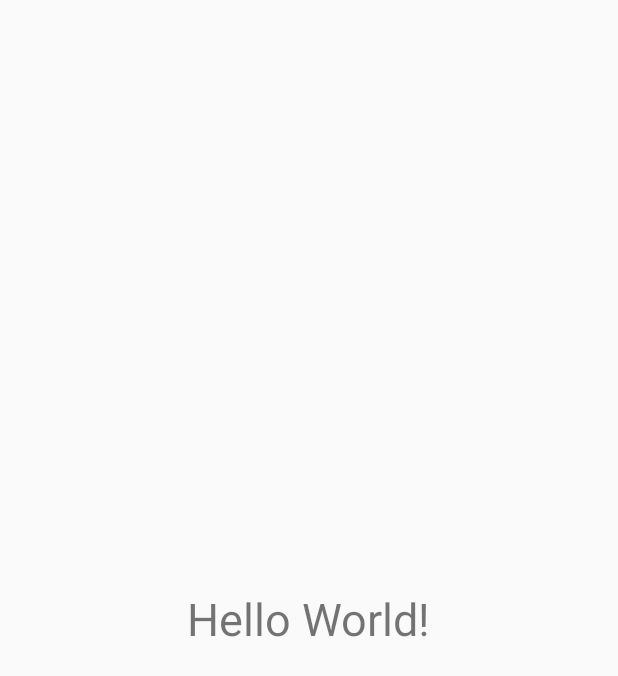
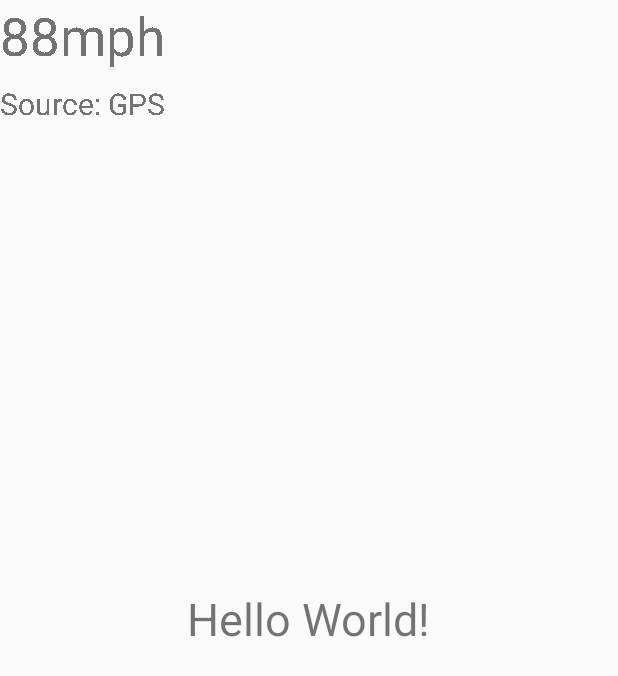
Before and after one commit to wentam/OBC, an Android app: the screen it shows after launch (MainActivity), on a phone screen of 412 x 824 dp. Shown: the top 676 px of the screen. Run offline under Robolectric (Android 15) with nearby library versions, the phone set to English and light mode, and no system bars.

Commit message:
add speed field

```diff
--- a/app/src/main/AndroidManifest.xml
+++ b/app/src/main/AndroidManifest.xml
@@ -2,6 +2,8 @@
 <manifest xmlns:android="http://schemas.android.com/apk/res/android"
     package="us.egeler.matt.obc">
     <uses-permission android:name="android.permission.WRITE_SETTINGS"></uses-permission>
+    <uses-permission android:name="android.permission.ACCESS_FINE_LOCATION"/>
+
 
     <application
         android:allowBackup="true"
--- /dev/null
+++ b/app/src/main/java/us/egeler/matt/obc/field/Field.java
@@ -0,0 +1,9 @@
+package us.egeler.matt.obc.field;
+
+
+import android.os.Bundle;
+import android.support.v4.app.Fragment;
+
+public class Field extends Fragment {
+
+}
--- /dev/null
+++ b/app/src/main/java/us/egeler/matt/obc/field/Speed.java
@@ -0,0 +1,58 @@
+package us.egeler.matt.obc.field;
+
+import android.content.Context;
+import android.location.Location;
+import android.location.LocationListener;
+import android.location.LocationManager;
+import android.os.Bundle;
+import android.util.Log;
+import android.view.LayoutInflater;
+import android.view.View;
+import android.view.ViewGroup;
+import android.widget.TextView;
+
+import us.egeler.matt.obc.R;
+
+public class Speed extends Field {
+    private LocationManager locationManager;
+    private GPSspeed GPSspeed;
+    TextView speedText;
+
+    @Override
+    public void onCreate(Bundle savedinstancestate) {
+       super.onCreate(savedinstancestate);
+       locationManager = (LocationManager) getActivity().getSystemService(Context.LOCATION_SERVICE);
+       GPSspeed = new GPSspeed();
+       locationManager.requestLocationUpdates(LocationManager.GPS_PROVIDER, 0, 0, GPSspeed);
+    }
+
+    class GPSspeed implements LocationListener {
+        @Override
+        public void onLocationChanged(Location loc) {
+            Log.d("OBC","speed: "+loc.getSpeed());
+            speedText.setText((Math.round((loc.getSpeed()*60*60*0.000621371192) * 10)/10.0)+" mph");
+        }
+        @Override
+        public void onProviderDisabled(String arg0) {}
+        @Override
+        public void onProviderEnabled(String arg0) {}
+        @Override
+        public void onStatusChanged(String arg0, int arg1, Bundle arg2) {}
+
+    }
+
+    @Override
+    public View onCreateView(LayoutInflater inflater, ViewGroup container, Bundle savedInstanceState) {
+        View v = inflater.inflate(R.layout.field_speed,null);
+        ((TextView) v.findViewById(R.id.textView)).getPaint().setAntiAlias(false);
+        ((TextView) v.findViewById(R.id.textView2)).getPaint().setAntiAlias(false);
+        speedText = v.findViewById(R.id.textView);
+
+        return v;
+    }
+
+    @Override
+    public void onPause() {
+        super.onPause();
+    }
+}
--- a/app/src/main/res/layout/activity_main.xml
+++ b/app/src/main/res/layout/activity_main.xml
@@ -17,4 +17,12 @@
         app:layout_constraintRight_toRightOf="parent"
         app:layout_constraintTop_toTopOf="parent" />
 
+    <fragment
+        android:id="@+id/fragment"
+        android:name="us.egeler.matt.obc.field.Speed"
+        android:layout_width="wrap_content"
+        android:layout_height="wrap_content"
+        tools:layout_editor_absoluteX="16dp"
+        tools:layout_editor_absoluteY="16dp" />
+
 </android.support.constraint.ConstraintLayout>
--- /dev/null
+++ b/app/src/main/res/layout/field_speed.xml
@@ -0,0 +1,25 @@
+<?xml version="1.0" encoding="utf-8"?>
+<android.support.constraint.ConstraintLayout
+    xmlns:android="http://schemas.android.com/apk/res/android"
+    xmlns:app="http://schemas.android.com/apk/res-auto"
+    xmlns:tools="http://schemas.android.com/tools"
+    android:layout_width="wrap_content"
+    android:layout_height="wrap_content">
+
+    <TextView
+        android:id="@+id/textView"
+        android:layout_width="wrap_content"
+        android:layout_height="wrap_content"
+        android:text="88mph"
+        android:textSize="35dp" />
+
+    <TextView
+        android:id="@+id/textView2"
+        android:layout_width="wrap_content"
+        android:layout_height="wrap_content"
+        android:layout_marginTop="8dp"
+        android:text="Source: GPS"
+        android:textSize="20dp"
+        app:layout_constraintTop_toBottomOf="@+id/textView"
+   />
+</android.support.constraint.ConstraintLayout>
```
